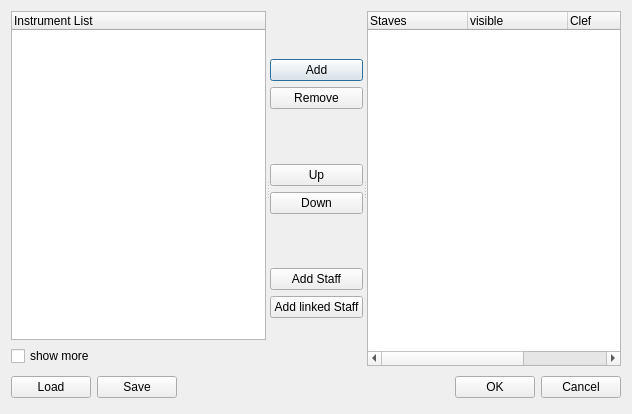
This is mscore/mscore/instrdialog.ui in musescore/musescore-old as Qt 5 draws it before an edit. The edited form follows.
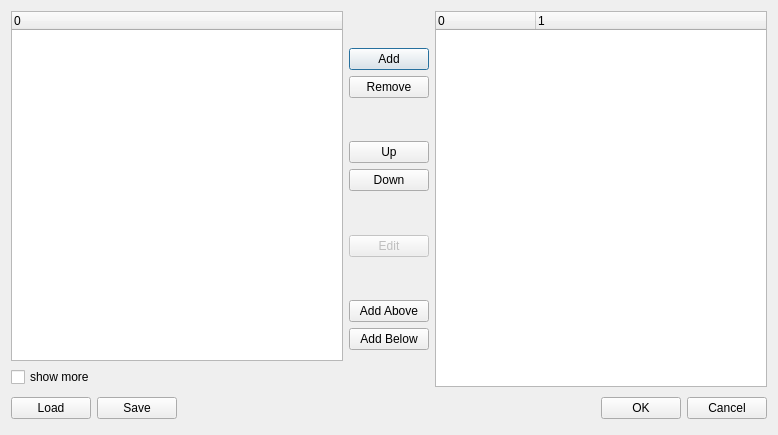
This is the edited form.

Diff of the .ui file:
```diff
--- a/mscore/mscore/instrdialog.ui
+++ b/mscore/mscore/instrdialog.ui
@@ -6,8 +6,8 @@
    <rect>
     <x>0</x>
     <y>0</y>
-    <width>632</width>
-    <height>414</height>
+    <width>778</width>
+    <height>435</height>
    </rect>
   </property>
   <property name="windowTitle">
@@ -15,14 +15,8 @@
   </property>
   <layout class="QVBoxLayout" name="verticalLayout_2">
    <item>
-    <widget class="QSplitter" name="splitter">
-     <property name="orientation">
-      <enum>Qt::Horizontal</enum>
-     </property>
-     <property name="childrenCollapsible">
-      <bool>false</bool>
-     </property>
-     <widget class="QWidget" name="layoutWidget">
+    <layout class="QHBoxLayout" name="horizontalLayout">
+     <item>
       <layout class="QVBoxLayout" name="verticalLayout">
        <item>
         <widget class="QTreeWidget" name="instrumentList">
@@ -40,7 +34,7 @@
          </property>
          <column>
           <property name="text">
-           <string>Instrument List</string>
+           <string>0</string>
           </property>
          </column>
         </widget>
@@ -53,8 +47,8 @@
         </widget>
        </item>
       </layout>
-     </widget>
-     <widget class="QWidget" name="layoutWidget">
+     </item>
+     <item>
       <layout class="QVBoxLayout">
        <property name="spacing">
         <number>6</number>
@@ -78,7 +72,7 @@
        <item>
         <widget class="QPushButton" name="addButton">
          <property name="sizePolicy">
-          <sizepolicy hsizetype="Preferred" vsizetype="Fixed">
+          <sizepolicy hsizetype="Minimum" vsizetype="Fixed">
            <horstretch>0</horstretch>
            <verstretch>0</verstretch>
           </sizepolicy>
@@ -153,6 +147,48 @@
          </property>
         </spacer>
        </item>
+       <item>
+        <widget class="QPushButton" name="editButton">
+         <property name="enabled">
+          <bool>false</bool>
+         </property>
+         <property name="sizePolicy">
+          <sizepolicy hsizetype="Minimum" vsizetype="Fixed">
+           <horstretch>0</horstretch>
+           <verstretch>0</verstretch>
+          </sizepolicy>
+         </property>
+         <property name="text">
+          <string>Edit</string>
+         </property>
+        </widget>
+       </item>
+       <item>
+        <spacer>
+         <property name="orientation">
+          <enum>Qt::Vertical</enum>
+         </property>
+         <property name="sizeHint" stdset="0">
+          <size>
+           <width>20</width>
+           <height>40</height>
+          </size>
+         </property>
+        </spacer>
+       </item>
+       <item>
+        <widget class="QPushButton" name="aboveButton">
+         <property name="sizePolicy">
+          <sizepolicy hsizetype="Minimum" vsizetype="Fixed">
+           <horstretch>0</horstretch>
+           <verstretch>0</verstretch>
+          </sizepolicy>
+         </property>
+         <property name="text">
+          <string>Add Above</string>
+         </property>
+        </widget>
+       </item>
        <item>
         <widget class="QPushButton" name="belowButton">
          <property name="sizePolicy">
@@ -162,20 +198,7 @@
           </sizepolicy>
          </property>
          <property name="text">
-          <string>Add Staff</string>
-         </property>
-        </widget>
-       </item>
-       <item>
-        <widget class="QPushButton" name="linkedButton">
-         <property name="sizePolicy">
-          <sizepolicy hsizetype="Preferred" vsizetype="Fixed">
-           <horstretch>0</horstretch>
-           <verstretch>0</verstretch>
-          </sizepolicy>
-         </property>
-         <property name="text">
-          <string>Add linked Staff</string>
+          <string>Add Below</string>
          </property>
         </widget>
        </item>
@@ -193,7 +216,8 @@
         </spacer>
        </item>
       </layout>
-     </widget>
+     </item>
+     <item>
      <widget class="QTreeWidget" name="partiturList">
       <property name="alternatingRowColors">
        <bool>true</bool>
@@ -202,33 +226,21 @@
        <bool>true</bool>
       </property>
       <property name="columnCount">
-       <number>4</number>
+        <number>2</number>
       </property>
       <column>
        <property name="text">
-        <string>Staves</string>
+         <string>0</string>
        </property>
       </column>
       <column>
        <property name="text">
-        <string>visible</string>
-       </property>
-      </column>
-      <column>
-       <property name="text">
-        <string>Clef</string>
-       </property>
-      </column>
-      <column>
-       <property name="text">
-        <string>linked</string>
-       </property>
-       <property name="toolTip">
-        <string>staff linked to previous</string>
-       </property>
-      </column>
-     </widget>
-    </widget>
+         <string>1</string>
+        </property>
+       </column>
+      </widget>
+     </item>
+    </layout>
    </item>
    <item>
     <layout class="QHBoxLayout">
@@ -267,12 +279,6 @@
      </item>
      <item>
       <widget class="QPushButton" name="okButton">
-       <property name="sizePolicy">
-        <sizepolicy hsizetype="Preferred" vsizetype="Fixed">
-         <horstretch>0</horstretch>
-         <verstretch>0</verstretch>
-        </sizepolicy>
-       </property>
        <property name="text">
         <string>OK</string>
        </property>
```
Lines whose indentation alone changed are shown as unchanged.
